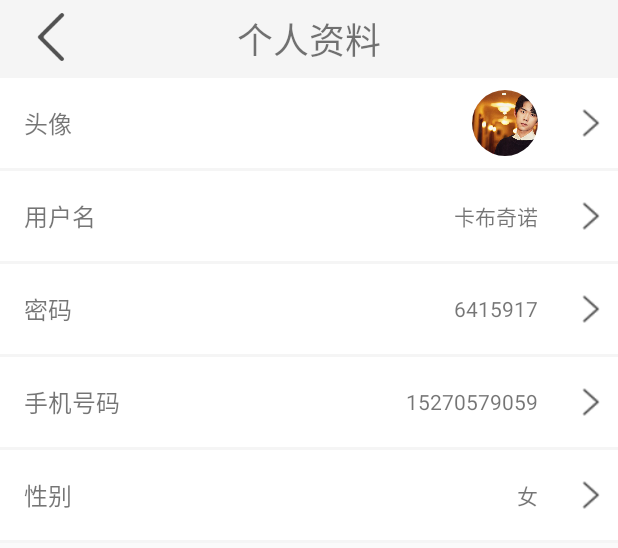
After one commit to ZingTeam/SmartgenPlatform_Android, an Android app: the layout activity_about_me.xml on its own in the app's theme, with its tools: preview values and no code run, on a phone screen of 412 x 824 dp. The commit adds this screen. Shown: the top 548 px of the screen. Run offline under Robolectric (Android 15) with nearby library versions, the phone set to English and light mode, and no system bars.

Commit message:
个人资料和系统消息

```diff
--- a/app/build.gradle
+++ b/app/build.gradle
@@ -37,7 +37,8 @@ dependencies {
     implementation 'com.loopj.android:android-async-http:1.4.9' // 网络请求框架AsyncHttpClient
     implementation 'cz.msebera.android:httpclient:4.4.1.1'
     implementation 'com.github.bumptech.glide:glide:3.8.0'//图片加载库
-    implementation 'com.android.support:recyclerview-v7:26.1.0'//RecyclerView 是一个增强版的ListView，不仅可以实现和ListView同样的效果，还优化了ListView中存在的各种不足之处
+    implementation 'com.android.support:recyclerview-v7:26.1.0'
+//RecyclerView 是一个增强版的ListView，不仅可以实现和ListView同样的效果，还优化了ListView中存在的各种不足之处
     implementation 'com.google.code.gson:gson:2.8.0'
     implementation 'com.ashokvarma.android:bottom-navigation-bar:2.0.4'//底部导航栏
     //implementation 'com.carson_ho:SearchLayout:1.0.1'//搜索框 基础功能上线（关键字搜索、历史搜索记录 & 一键删除功能）
--- /dev/null
+++ b/app/src/main/res/layout/activity_about_me.xml
@@ -0,0 +1,228 @@
+<LinearLayout xmlns:android="http://schemas.android.com/apk/res/android"
+    xmlns:tools="http://schemas.android.com/tools"
+    android:layout_width="match_parent"
+    android:layout_height="match_parent"
+    android:orientation="vertical">
+
+    <RelativeLayout
+        android:layout_width="match_parent"
+        android:layout_height="50dp"
+        android:background="@color/bgLightGray"
+        android:layout_alignParentTop="true">
+
+        <ImageView
+            android:id="@+id/iv_aboutMe_back"
+            android:layout_width="wrap_content"
+            android:layout_height="wrap_content"
+            android:layout_centerVertical="true"
+            android:layout_marginLeft="18dp"
+            android:layout_marginStart="18dp"
+            android:src="@mipmap/ic_back" />
+        <TextView
+            android:id="@+id/tv_name_mine"
+            android:layout_width="wrap_content"
+            android:layout_height="wrap_content"
+            android:layout_centerHorizontal="true"
+            android:layout_marginTop="8dp"
+            android:text="个人资料"
+            android:textSize="24sp" />
+
+    </RelativeLayout>
+
+    <View
+        android:layout_width="match_parent"
+        android:layout_height="2dp"
+        android:background="@color/bgLightGray"/>
+
+    <RelativeLayout
+        android:id="@+id/rl_headPortrait"
+        android:layout_width="match_parent"
+        android:layout_height="60dp"
+        android:background="#ffffff"
+        android:padding="8dp">
+
+        <TextView
+            android:layout_width="wrap_content"
+            android:layout_height="match_parent"
+            android:layout_marginLeft="8dp"
+            android:gravity="center_vertical"
+            android:text="头像"
+            android:textSize="16sp" />
+        <com.example.txjju.smartgenplatform_android.view.CircleImageView
+            android:id="@+id/img_aboutMe_userHeadPortrait"
+            android:layout_width="150dp"
+            android:layout_height="150dp"
+            android:layout_alignParentEnd="true"
+            android:layout_alignParentRight="true"
+            android:layout_marginEnd="45dp"
+            android:layout_marginRight="45dp"
+            android:scaleType="centerCrop"
+            android:src="@mipmap/qx" />
+
+        <ImageView
+            android:id="@+id/iv_aboutMe_userHeadPortrait"
+            android:layout_width="20dp"
+            android:layout_height="match_parent"
+            android:layout_alignParentRight="true"
+            android:src="@mipmap/ic_more" />
+    </RelativeLayout>
+
+    <View
+        android:layout_width="match_parent"
+        android:layout_height="2dp"
+        android:background="@color/bgLightGray"/>
+
+    <RelativeLayout
+        android:id="@+id/rl_name"
+        android:layout_width="match_parent"
+        android:layout_height="60dp"
+        android:background="#ffffff"
+        android:padding="8dp">
+
+        <TextView
+            android:layout_width="wrap_content"
+            android:layout_height="match_parent"
+            android:layout_marginLeft="8dp"
+            android:gravity="center_vertical"
+            android:text="用户名"
+            android:textSize="16sp"
+            android:id="@+id/textView3" />
+
+        <TextView
+            android:id="@+id/tv_aboutMe_userName"
+            android:layout_width="wrap_content"
+            android:layout_height="wrap_content"
+            android:layout_alignParentEnd="true"
+            android:layout_alignParentRight="true"
+            android:layout_centerVertical="true"
+            android:layout_marginEnd="45dp"
+            android:layout_marginRight="45dp"
+            android:text="卡布奇诺" />
+
+        <ImageView
+            android:id="@+id/iv_aboutMe_userName"
+            android:layout_width="20dp"
+            android:layout_height="match_parent"
+            android:layout_alignParentRight="true"
+            android:src="@mipmap/ic_more"/>
+    </RelativeLayout>
+
+    <View
+        android:layout_width="match_parent"
+        android:layout_height="2dp"
+        android:background="@color/bgLightGray"/>
+
+    <RelativeLayout
+        android:id="@+id/rl_password"
+        android:layout_width="match_parent"
+        android:layout_height="60dp"
+        android:background="#ffffff"
+        android:padding="8dp">
+
+        <TextView
+            android:layout_width="wrap_content"
+            android:layout_height="match_parent"
+            android:layout_marginLeft="8dp"
+            android:gravity="center_vertical"
+            android:text="密码"
+            android:textSize="16sp"/>
+        <TextView
+            android:id="@+id/tv_aboutMe_userPassword"
+            android:layout_width="wrap_content"
+            android:layout_height="wrap_content"
+            android:layout_alignParentEnd="true"
+            android:layout_alignParentRight="true"
+            android:layout_centerVertical="true"
+            android:layout_marginEnd="45dp"
+            android:layout_marginRight="45dp"
+            android:text="6415917" />
+
+        <ImageView
+            android:id="@+id/iv_aboutMe_userPassword"
+            android:layout_width="20dp"
+            android:layout_height="match_parent"
+            android:layout_alignParentRight="true"
+            android:src="@mipmap/ic_more"/>
+    </RelativeLayout>
+
+    <View
+        android:layout_width="match_parent"
+        android:layout_height="2dp"
+        android:background="@color/bgLightGray"/>
+
+    <RelativeLayout
+        android:id="@+id/rl_phone"
+        android:layout_width="match_parent"
+        android:layout_height="60dp"
+        android:background="#ffffff"
+        android:padding="8dp">
+
+        <TextView
+            android:layout_width="wrap_content"
+            android:layout_height="match_parent"
+            android:layout_marginLeft="8dp"
+            android:gravity="center_vertical"
+            android:text="手机号码"
+            android:textSize="16sp"/>
+        <TextView
+            android:id="@+id/tv_aboutMe_userPhone"
+            android:layout_width="wrap_content"
+            android:layout_height="wrap_content"
+            android:layout_alignParentEnd="true"
+            android:layout_alignParentRight="true"
+            android:layout_centerVertical="true"
+            android:layout_marginEnd="45dp"
+            android:layout_marginRight="45dp"
+            android:text="15270579059" />
+
+        <ImageView
+            android:id="@+id/iv_aboutMe_userPhone"
+            android:layout_width="20dp"
+            android:layout_height="match_parent"
+            android:layout_alignParentRight="true"
+            android:src="@mipmap/ic_more"/>
+    </RelativeLayout>
+
+    <View
+        android:layout_width="match_parent"
+        android:layout_height="2dp"
+        android:background="@color/bgLightGray"/>
+    <RelativeLayout
+        android:id="@+id/rl_sex"
+        android:layout_width="match_parent"
+        android:layout_height="60dp"
+        android:background="#ffffff"
+        android:padding="8dp">
+
+        <TextView
+            android:layout_width="wrap_content"
+            android:layout_height="match_parent"
+            android:layout_marginLeft="8dp"
+            android:gravity="center_vertical"
+            android:text="性别"
+            android:textSize="16sp"/>
+        <TextView
+            android:id="@+id/tv_aboutMe_userSex"
+            android:layout_width="wrap_content"
+            android:layout_height="wrap_content"
+            android:layout_alignParentEnd="true"
+            android:layout_alignParentRight="true"
+            android:layout_centerVertical="true"
+            android:layout_marginEnd="45dp"
+            android:layout_marginRight="45dp"
+            android:text="女" />
+
+        <ImageView
+            android:id="@+id/iv_aboutMe_userSex"
+            android:layout_width="20dp"
+            android:layout_height="match_parent"
+            android:layout_alignParentRight="true"
+            android:src="@mipmap/ic_more"/>
+    </RelativeLayout>
+
+    <View
+        android:layout_width="match_parent"
+        android:layout_height="2dp"
+        android:background="@color/bgLightGray"/>
+
+</LinearLayout>
--- a/app/src/main/res/layout/rv_item_creativeproject_mine.xml
+++ b/app/src/main/res/layout/rv_item_creativeproject_mine.xml
@@ -64,7 +64,7 @@
         android:layout_alignBottom="@+id/iv_mine_Creproject_picture"
         android:layout_alignEnd="@+id/tv_mine_Creproject_praise"
         android:layout_alignRight="@+id/tv_mine_Creproject_praise"
-        android:layout_marginEnd="26dp"
+        android:layout_marginEnd="30dp"
         android:layout_marginRight="26dp"
         android:src="@mipmap/ic_like_normal" />
 
```
Also changed, not shown: app/src/main/AndroidManifest.xml (+10 -13 lines), app/src/main/java/com/example/txjju/smartgenplatform_android/activity/AboutMeActivity.java (added, +15 -0 lines), app/src/main/java/com/example/txjju/smartgenplatform_android/activity/SystemMessagesActivity.java (added, +15 -0 lines), app/src/main/res/layout/activity_system_messages.xml (added, +107 -0 lines), app/src/main/res/layout/fragment_mine.xml (+5 -5 lines).
